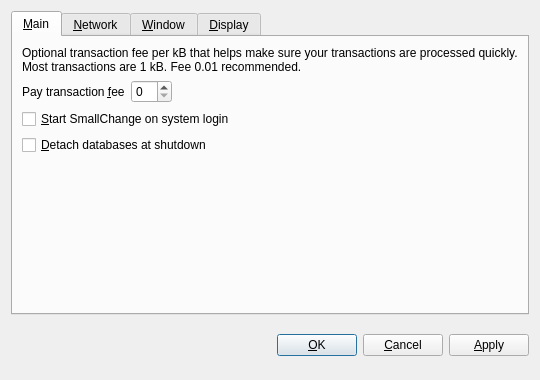
Old version of the form src/qt/forms/optionsdialog.ui in the repository eightyfourcoin/KaChingCoin.
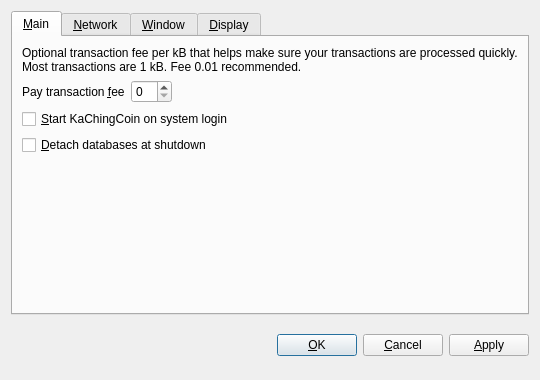
New version of the form. The open tabs and pages were chosen to show the change. Custom widgets are drawn as their Qt base class.

Diff of the .ui file:
```diff
--- a/src/qt/forms/optionsdialog.ui
+++ b/src/qt/forms/optionsdialog.ui
@@ -82,7 +82,7 @@
           <string>Automatically start SmallChange after logging in to the system.</string>
          </property>
          <property name="text">
-          <string>&amp;Start SmallChange on system login</string>
+          <string>&amp;Start KaChingCoin on system login</string>
          </property>
         </widget>
        </item>
```
Left out of the diff: 10 changed lines with no effect on the pictures.
